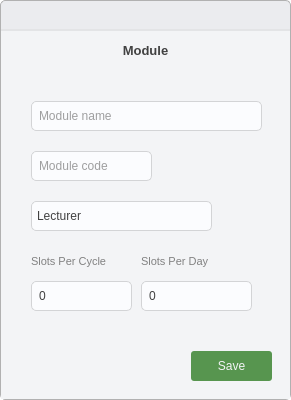
Old version of the form ui/add_module_dialog.ui in the repository takundafarakeza/Timetable_Generator.
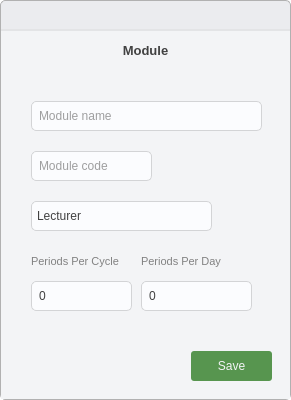
New version of the form. Icons and pictures are not drawn.

```diff
--- a/ui/add_module_dialog.ui
+++ b/ui/add_module_dialog.ui
@@ -310,7 +310,7 @@
              <rect>
               <x>30</x>
               <y>180</y>
-              <width>91</width>
+              <width>101</width>
               <height>20</height>
              </rect>
             </property>
@@ -324,7 +324,7 @@
              <string notr="true">color: rgb(129, 129, 129);</string>
             </property>
             <property name="text">
-             <string>Slots Per Cycle</string>
+             <string>Periods Per Cycle</string>
             </property>
            </widget>
            <widget class="QLabel" name="title_2">
@@ -332,7 +332,7 @@
              <rect>
               <x>140</x>
               <y>180</y>
-              <width>81</width>
+              <width>101</width>
               <height>20</height>
              </rect>
             </property>
@@ -346,7 +346,7 @@
              <string notr="true">color: rgb(129, 129, 129);</string>
             </property>
             <property name="text">
-             <string>Slots Per Day</string>
+             <string>Periods Per Day</string>
             </property>
            </widget>
            <widget class="QPushButton" name="module_save">
```
Left out of the diff: 3 changed lines with no effect on the pictures.
